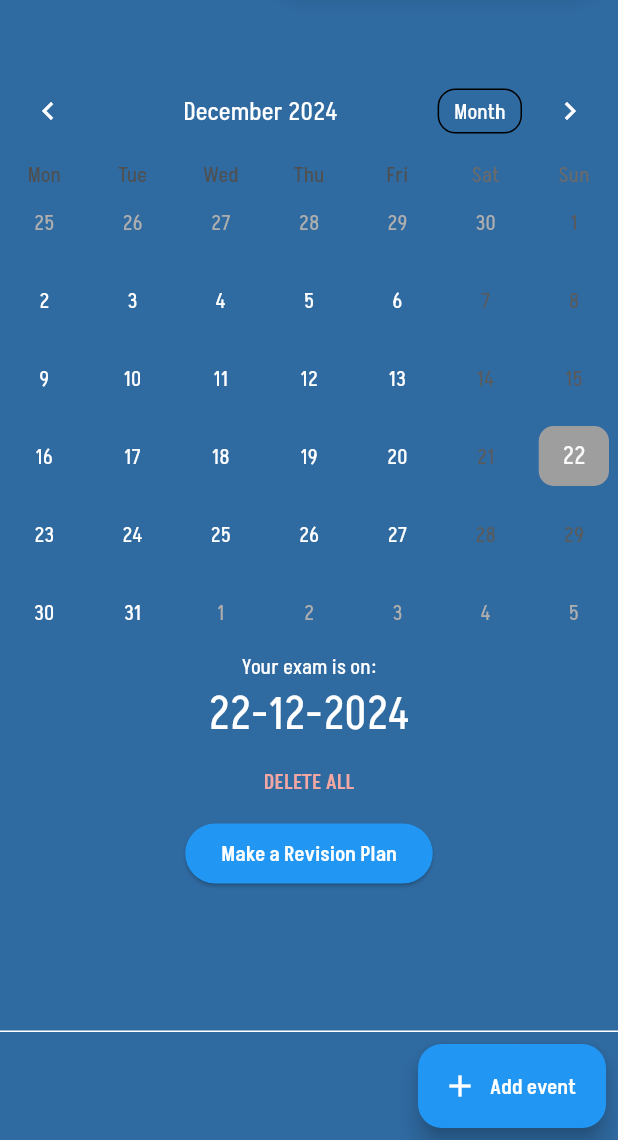
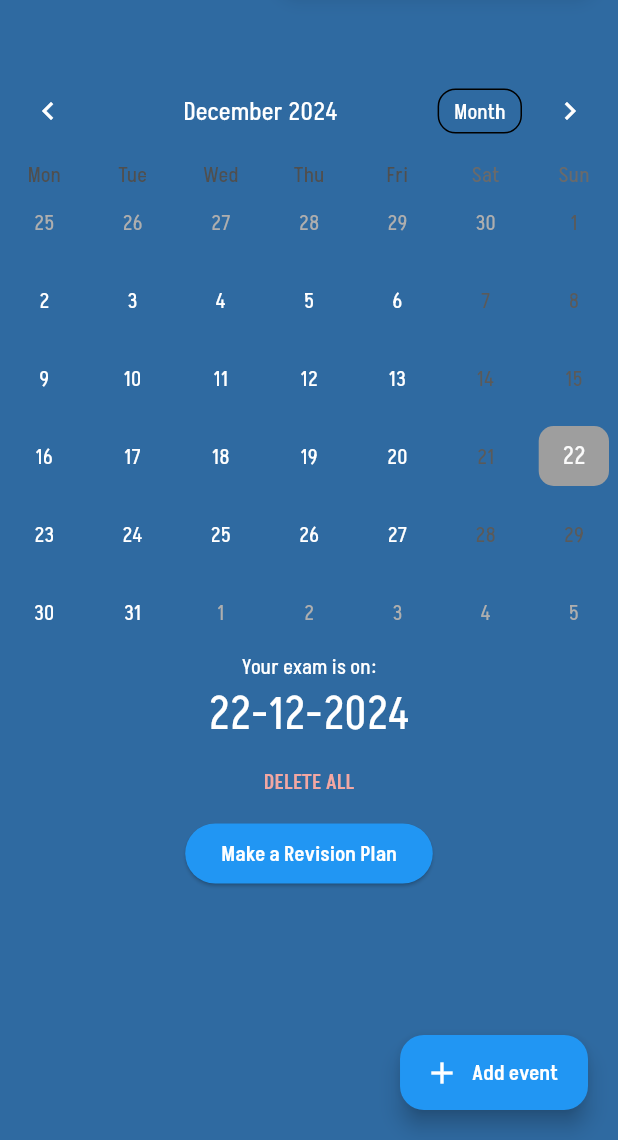
Before and after one commit to elsawakfi/MedicRecall, a Flutter app: the Calendar screen opened directly, on a phone screen of 412 x 824 dp, the part 96-1236 px from its top. Run offline on Flutter 3.47's test engine with Material 3 defaults, Android fonts, the phone set to English and light mode, and no system bars; drawn by our look-alikes of table_calendar; our stand-ins replace cloud_firestore, firebase_auth, firebase_core, flip_card, getwidget, google_sign_in and 1 more; missing offline and left inert: day_night_switcher, reviews_slider, swiping_card_deck, universal_html; accounts and stored records are empty.

Commit message:
Restored functionality and button no longer cropped

```diff
--- a/flashcard/lib/screens/calendar_screen.dart
+++ b/flashcard/lib/screens/calendar_screen.dart
@@ -7,6 +7,7 @@ import 'package:flashcard_x/widgets/event.dart';
 import 'package:flutter/material.dart';
 import 'package:flashcard_x/screens/dashboard_screen.dart';
 import 'package:flashcard_x/screens/button_screen.dart';
+import 'package:reviews_slider/reviews_slider.dart';
 import 'package:table_calendar/table_calendar.dart';
 import 'package:flashcard_x/screens/study_session_manager.dart';
 
@@ -629,7 +630,9 @@ Widget build(BuildContext context) {
             ),
           ),
         ),
+
       ],
+
     ),
     // floatingActionButton: FloatingActionButton.extended(
     //   heroTag: UniqueKey().toString(),
@@ -673,11 +676,12 @@ Widget build(BuildContext context) {
     // floatingActionButtonAnimator: FloatingActionButtonAnimator.scaling,
        floatingActionButton: const CustomFloatingButton(),
         floatingActionButtonLocation: FloatingActionButtonLocation.endTop,
-        persistentFooterButtons: [
-              Container(
-                padding:  EdgeInsets.zero,
-                color : Colors.transparent,
-                child : FloatingActionButton.extended(
+        bottomNavigationBar:  Container (
+                height: 90,
+                child: Align(alignment: Alignment.bottomRight,
+                    child : Padding(
+                      padding: EdgeInsets.all(20),
+                      child: FloatingActionButton.extended(
                       heroTag: UniqueKey().toString(),
                       onPressed: () => showDialog(
                         context: context,
@@ -714,8 +718,7 @@ Widget build(BuildContext context) {
                       ),
 
                     label: const Text("Add event", style: TextStyle(color: Colors.white)),
-               icon: const Icon(Icons.add))  )     ],
-        persistentFooterAlignment: AlignmentDirectional.bottomEnd,
+                    icon: const Icon(Icons.add))))),
   );
 
 }}
```
Lines whose indentation alone changed are shown as unchanged.
